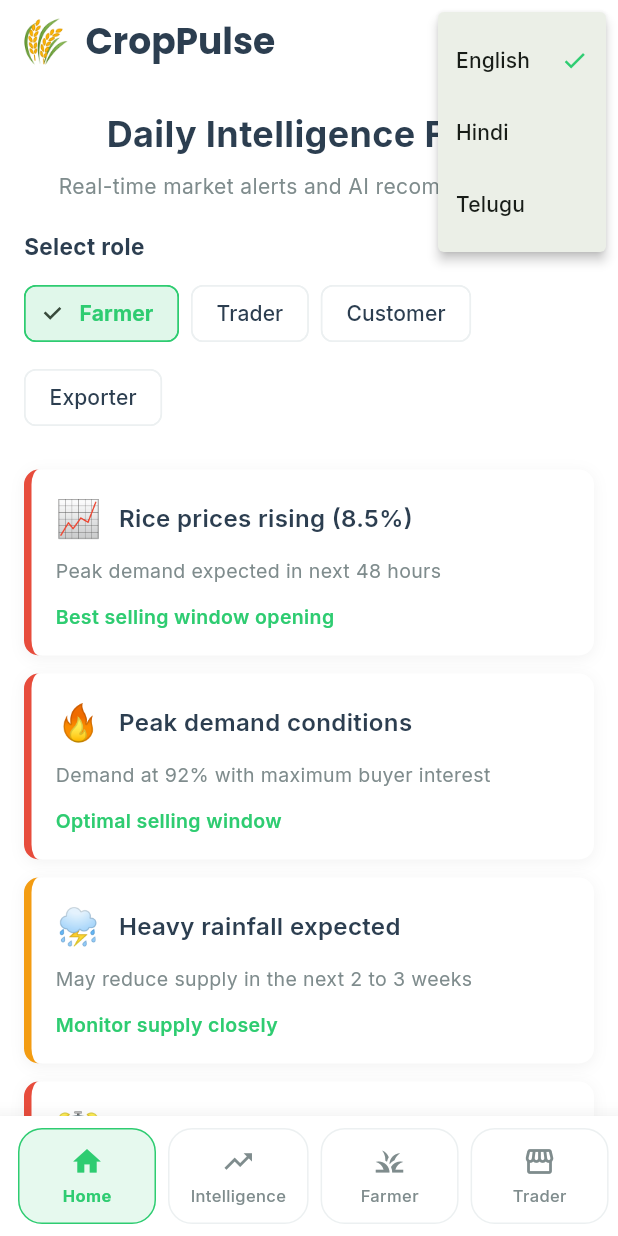
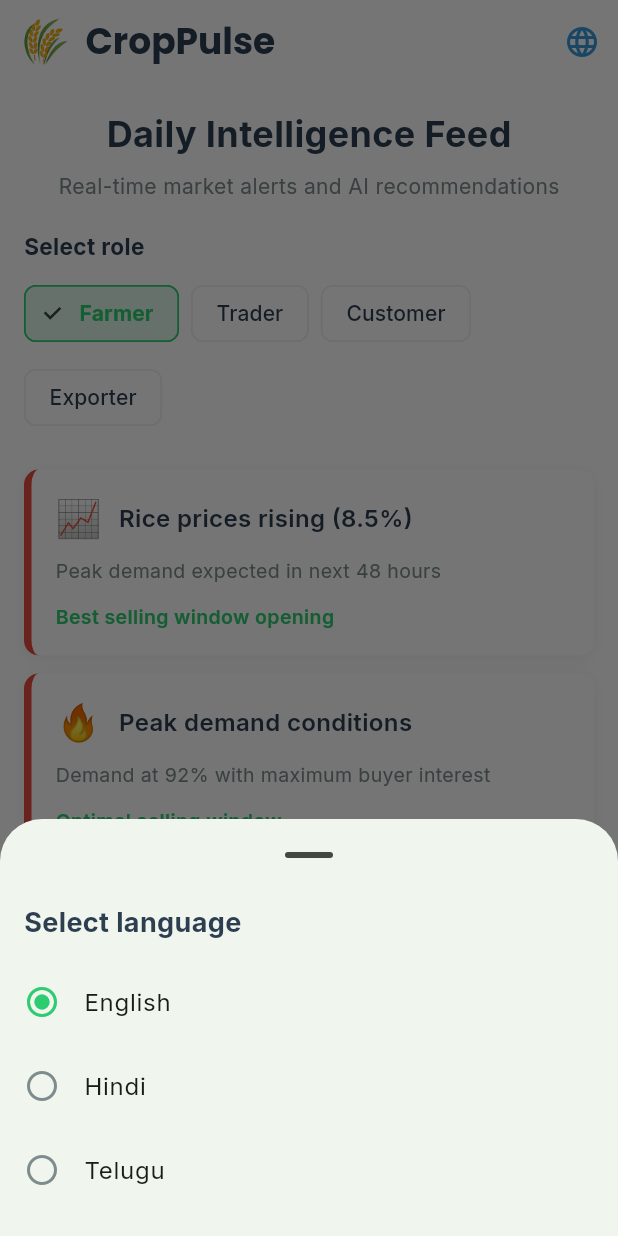
Before and after one commit to bixamtarala/corpplus, a Flutter app: the screen it shows after launch, after a tap on the "language" icon, on a phone screen of 412 x 824 dp. Run offline on Flutter 3.47's test engine with Material 3 defaults, Android fonts, the phone set to English and light mode, and no system bars; our stand-ins replace dio, flutter_riverpod, google_fonts, package_info_plus, shared_preferences; network calls fail.

Commit message:
Improve mobile language picker

```diff
--- a/mobile_app_flutter/lib/screens/home_screen.dart
+++ b/mobile_app_flutter/lib/screens/home_screen.dart
@@ -17,6 +17,53 @@ class HomeScreen extends ConsumerStatefulWidget {
 class _HomeScreenState extends ConsumerState<HomeScreen> {
   static const List<String> _roles = ['Farmer', 'Trader', 'Customer', 'Exporter'];
   String _selectedRole = 'Farmer';
+
+  Future<void> _showLanguageSelector(AppStrings l10n, Locale currentLocale) async {
+    final selectedLocale = await showModalBottomSheet<Locale>(
+      context: context,
+      showDragHandle: true,
+      builder: (sheetContext) {
+        return SafeArea(
+          child: Padding(
+            padding: const EdgeInsets.fromLTRB(16, 8, 16, 16),
+            child: Column(
+              mainAxisSize: MainAxisSize.min,
+              crossAxisAlignment: CrossAxisAlignment.start,
+              children: [
+                Text(
+                  l10n.text('select_language'),
+                  style: const TextStyle(fontSize: 18, fontWeight: FontWeight.w700),
+                ),
+                const SizedBox(height: 12),
+                for (final item in AppStrings.supportedLocales)
+                  ListTile(
+                    contentPadding: EdgeInsets.zero,
+                    leading: Icon(
+                      item.languageCode == currentLocale.languageCode
+                          ? Icons.radio_button_checked
+                          : Icons.radio_button_off,
+                      color: item.languageCode == currentLocale.languageCode
+                          ? AppTheme.primaryGreen
+                          : AppTheme.lightText,
+                    ),
+                    title: Text(l10n.languageLabel(item)),
+                    onTap: () {
+                      Navigator.of(sheetContext).pop(item);
+                    },
+                  ),
+              ],
+            ),
+          ),
+        );
+      },
+    );
+
+    if (selectedLocale == null || !mounted) {
+      return;
+    }
+
+    ref.read(appLocaleProvider.notifier).state = selectedLocale;
+  }
 
   @override
   Widget build(BuildContext context) {
@@ -40,25 +87,10 @@ class _HomeScreenState extends ConsumerState<HomeScreen> {
           ],
         ),
         actions: [
-          PopupMenuButton<Locale>(
+          IconButton(
             tooltip: l10n.text('select_language'),
             icon: const Icon(Icons.language, color: AppTheme.primaryBlue),
-            onSelected: (value) {
-              ref.read(appLocaleProvider.notifier).state = value;
-            },
-            itemBuilder: (context) => [
-              for (final item in AppStrings.supportedLocales)
-                PopupMenuItem<Locale>(
-                  value: item,
-                  child: Row(
-                    children: [
-                      Expanded(child: Text(l10n.languageLabel(item))),
-                      if (item.languageCode == locale.languageCode)
-                        const Icon(Icons.check, size: 18, color: AppTheme.primaryGreen),
-                    ],
-                  ),
-                ),
-            ],
+            onPressed: () => _showLanguageSelector(l10n, locale),
           ),
         ],
       ),
```
